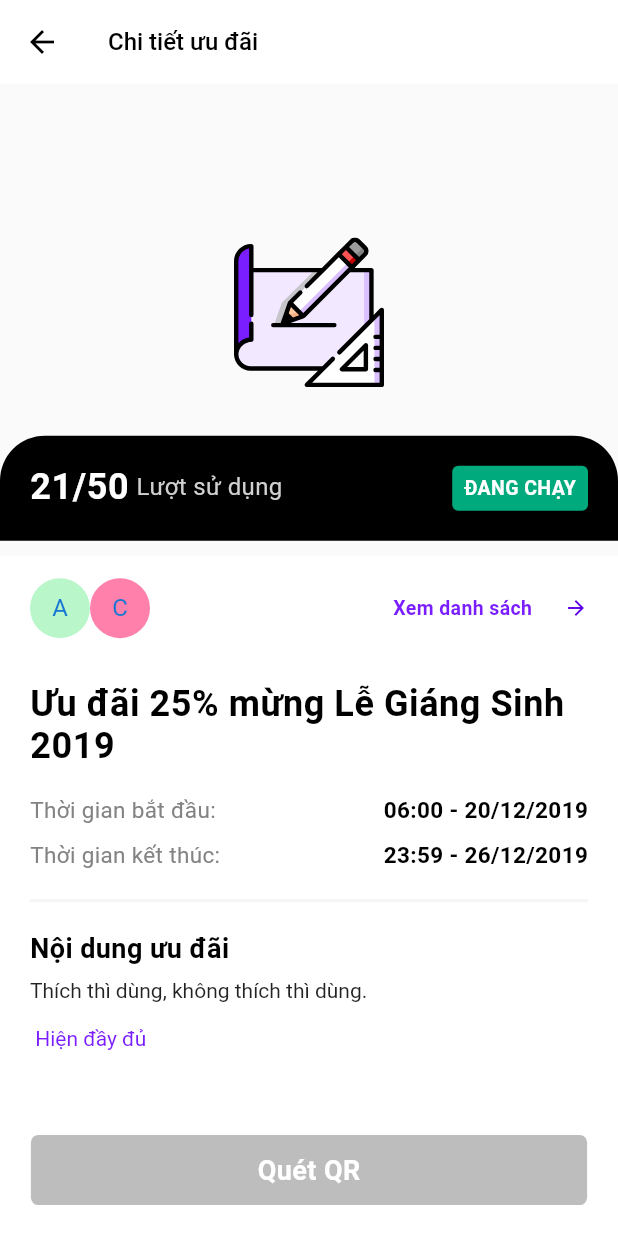
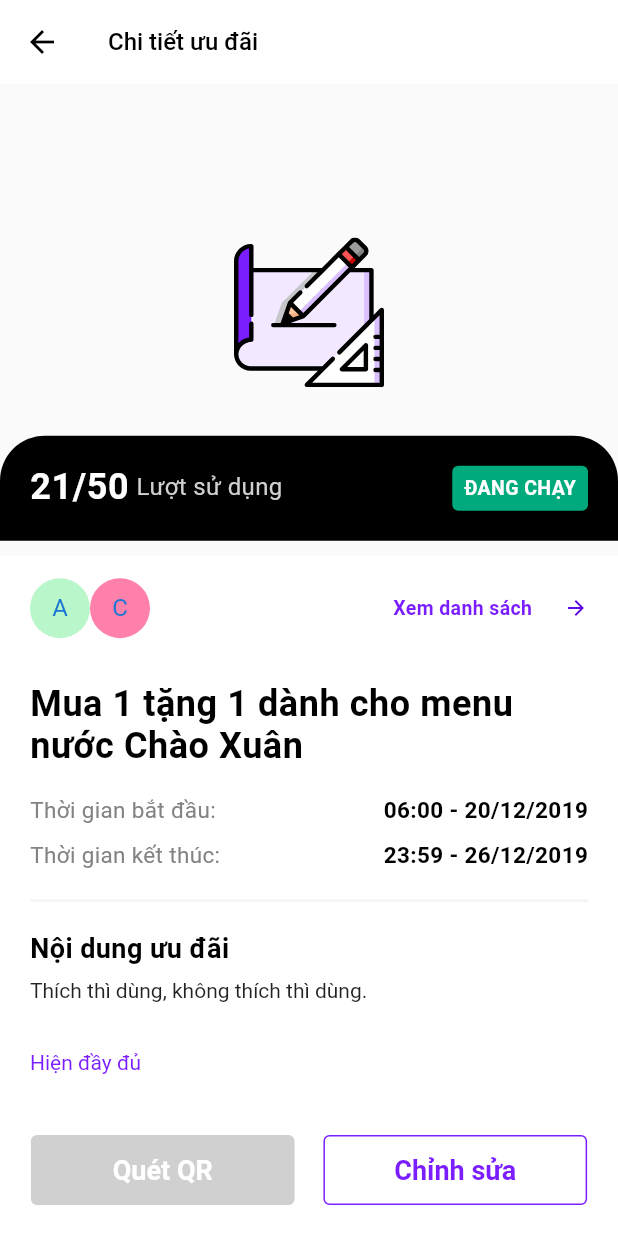
Before and after one commit to byline2009/houze-merchant, a Flutter app: the BaseScaffold screen opened directly, after a tap on an icon or button, on a phone screen of 412 x 824 dp. Run offline on Flutter 3.47's test engine with Material 2 defaults, Android fonts, the phone set to English and light mode, and no system bars; our stand-ins replace badges, bloc, cached_network_image, dio, equatable, flutter_bloc and 9 more; accounts and stored records are empty; statements that could not run were skipped.

Commit message:
finished UI T127 coupon detail page

```diff
--- a/house_merchant/lib/constant/theme_constant.dart
+++ b/house_merchant/lib/constant/theme_constant.dart
@@ -152,6 +152,16 @@ class ThemeConstant {
       ),
       borderRadius: BorderRadius.all(Radius.circular(4.0)));
 
+  static BoxDecoration borderOutline(Color color) {
+    return BoxDecoration(
+        border: Border.all(
+          color: color,
+          width: 1,
+          style: BorderStyle.solid,
+        ),
+        borderRadius: BorderRadius.all(Radius.circular(4.0)));
+  }
+
   static BoxDecoration borderCircleNoti = BoxDecoration(
       color: ThemeConstant.form_border_error,
       border: Border.all(
--- a/house_merchant/lib/custom/read_more_text_widget.dart
+++ b/house_merchant/lib/custom/read_more_text_widget.dart
@@ -10,8 +10,8 @@ class ReadMoreText extends StatefulWidget {
   const ReadMoreText(
     this.data, {
     Key key,
-    this.trimExpandedText = 'Thu gọn',
-    this.trimCollapsedText = ' Hiện đầy đủ',
+    this.trimExpandedText = '\nThu gọn',
+    this.trimCollapsedText = '\nHiện đầy đủ',
     this.colorClickableText,
     this.trimLength = 240,
     this.trimLines = 2,
--- a/house_merchant/lib/screen/promotion/promotion_detail_screen.dart
+++ b/house_merchant/lib/screen/promotion/promotion_detail_screen.dart
@@ -25,7 +25,8 @@ class PromotionDetailScreenState extends State<PromotionDetailScreen> {
   String _status;
   StreamController<ButtonSubmitEvent> qrButtonController =
       new StreamController<ButtonSubmitEvent>.broadcast();
-
+  StreamController<ButtonSubmitEvent> editButtonController =
+      new StreamController<ButtonSubmitEvent>.broadcast();
   @override
   void initState() {
     super.initState();
@@ -45,18 +46,58 @@ class PromotionDetailScreenState extends State<PromotionDetailScreen> {
           fit: BoxFit.none),
     );
 
-    Widget bottomButtonSection(String status) {
+    Widget bottomButtonSection() {
       qrButtonController.sink.add(ButtonSubmitEvent(true));
+      editButtonController.sink.add(ButtonSubmitEvent(true));
+
+      final pendingStatusButton = Row(
+        mainAxisAlignment: MainAxisAlignment.spaceBetween,
+        children: <Widget>[
+          Container(
+            width: 160 * (_screenSize.width / 375),
+            child: Center(
+              child: Text(
+                'Quét QR',
+                style: TextStyle(
+                    color: ThemeConstant.white_color,
+                    fontSize: 18,
+                    fontWeight: FontWeight.bold),
+              ),
+            ),
+            decoration: BoxDecoration(
+              color: ThemeConstant.alto_color,
+              borderRadius: BorderRadius.all(Radius.circular(4.0)),
+            ),
+          ),
+          Container(
+            width: 160 * (_screenSize.width / 375),
+            child: Center(
+              child: Text(
+                'Chỉnh sửa',
+                style: TextStyle(
+                    color: ThemeConstant.primary_color,
+                    fontSize: 18,
+                    fontWeight: FontWeight.bold),
+              ),
+            ),
+            decoration:
+                ThemeConstant.borderOutline(ThemeConstant.primary_color),
+          )
+        ],
+      );
 
       return Container(
         padding: EdgeInsets.all(_padding),
         width: _screenSize.width,
         height: 88.0,
         decoration: BoxDecoration(color: Colors.white),
-        child: ButtonWidget(
-            controller: qrButtonController,
-            defaultHintText: LocalizationsUtil.of(context).translate('Quét QR'),
-            callback: () async {}),
+        child: this._status == ThemeConstant.pending_status
+            ? pendingStatusButton
+            : ButtonWidget(
+                controller: qrButtonController,
+                defaultHintText:
+                    LocalizationsUtil.of(context).translate('Quét QR'),
+                callback: () async {}),
       );
     }
 
@@ -82,7 +123,7 @@ class PromotionDetailScreenState extends State<PromotionDetailScreen> {
             bottom: 0,
             left: 0,
             width: _screenSize.width,
-            child: bottomButtonSection(_status),
+            child: bottomButtonSection(),
           ),
         ])));
   }
@@ -218,7 +259,7 @@ class PromotionBodyState extends State<PromotionBody> {
         crossAxisAlignment: CrossAxisAlignment.start,
         children: <Widget>[
           Text(
-            'Ưu đãi 25% mừng Lễ Giáng Sinh 2019',
+            'Mua 1 tặng 1 dành cho menu nước Chào Xuân',
             style: TextStyle(
                 fontSize: ThemeConstant.font_size_24,
                 letterSpacing: ThemeConstant.letter_spacing_038,
```
